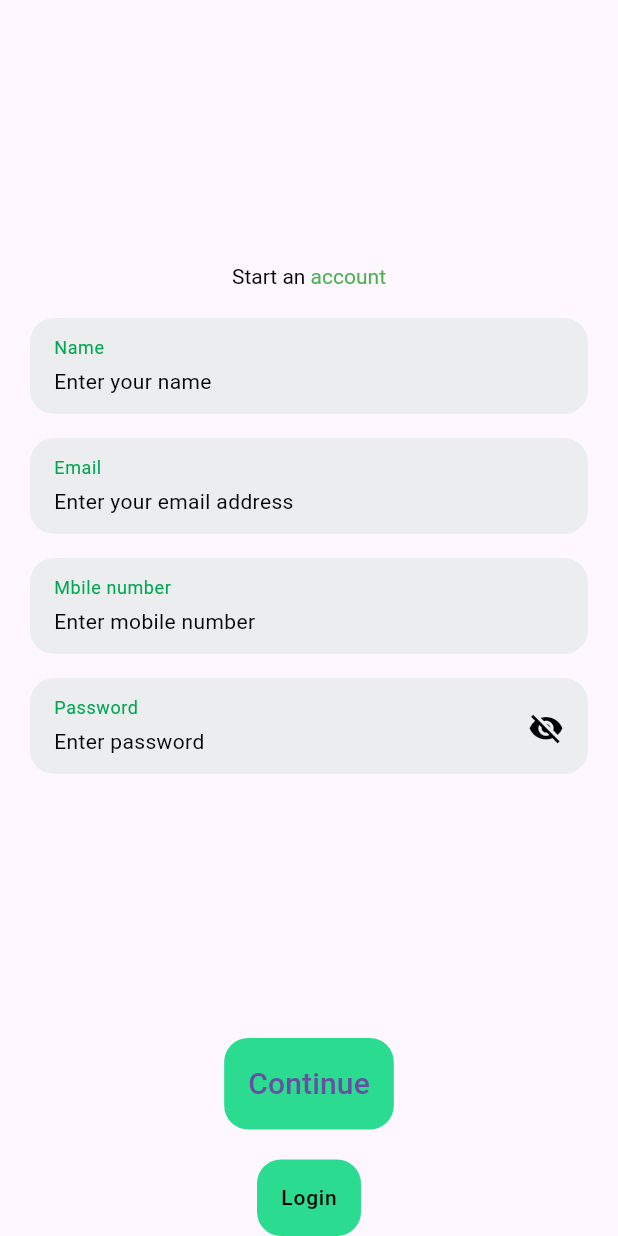
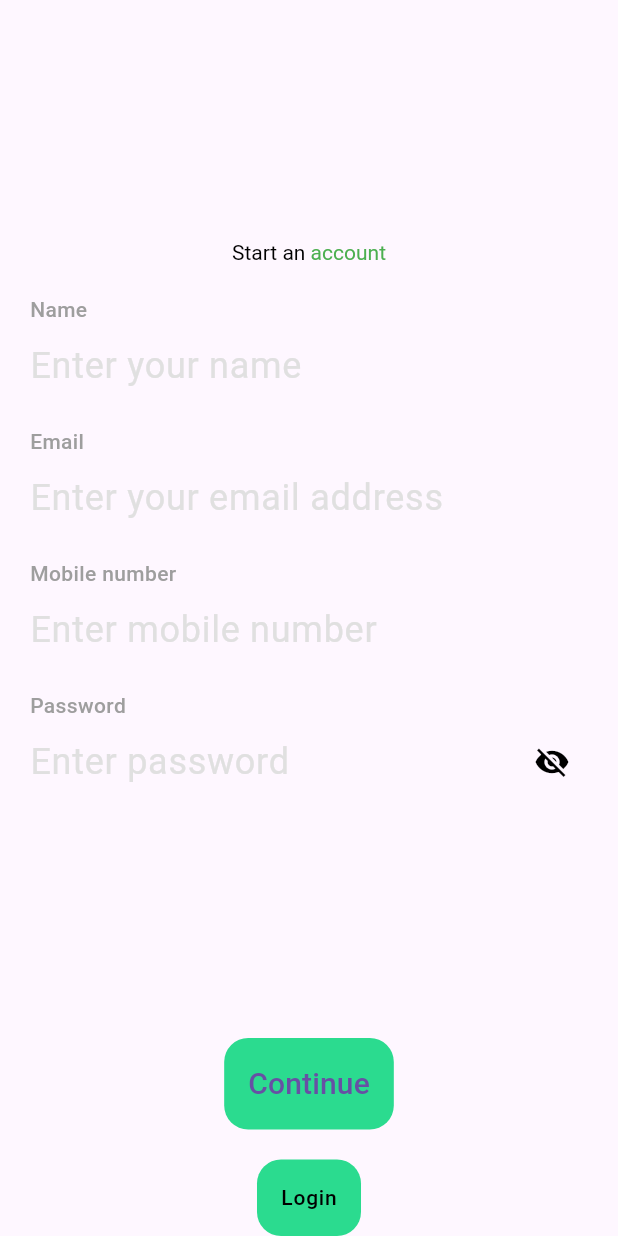
Before and after one commit to bjgeronimo-maya/cadetbank, a Flutter app: the RegistrationScreen screen opened by its route, on a phone screen of 412 x 824 dp. Run offline on Flutter 3.47's test engine with Material 3 defaults, Android fonts, the phone set to English and light mode, and no system bars; our stand-ins replace dio, equatable, flutter_bloc, freezed_annotation, get_it, lottie and 1 more.

Commit message:
feat: match input field

```diff
--- a/lib/core/res/values/strings.dart
+++ b/lib/core/res/values/strings.dart
@@ -18,7 +18,7 @@ class Strings {
   static const String login = "Login";
 
   // M
-  static const String mobileNumber = "Mbile number";
+  static const String mobileNumber = "Mobile number";
   static const String mobileNumberHint = "Enter mobile number";
 
   // N
--- a/lib/presentation/screens/registration/widgets/registration_form.dart
+++ b/lib/presentation/screens/registration/widgets/registration_form.dart
@@ -1,7 +1,7 @@
 import 'package:cadetbank/core/res/values/dimens.dart';
 import 'package:cadetbank/core/res/values/strings.dart';
 import 'package:cadetbank/presentation/screens/registration/cubits/registration_form_cubit.dart';
-import 'package:cadetbank/presentation/widgets/input_field.dart';
+import 'package:cadetbank/presentation/widgets/maya_input_field.dart';
 import 'package:flutter/material.dart';
 import 'package:flutter_bloc/flutter_bloc.dart';
 
@@ -11,7 +11,7 @@ class RegistrationForm extends StatelessWidget {
   @override
   Widget build(BuildContext context) => Column(
         children: [
-          InputField(
+          MayaInputField(
             label: Strings.name,
             hint: Strings.nameHint,
             keyboardType: TextInputType.name,
@@ -19,7 +19,7 @@ class RegistrationForm extends StatelessWidget {
                 context.read<RegistrationFormCubit>().nameChanged(value),
           ),
           const SizedBox(height: Dimens.s16),
-          InputField(
+          MayaInputField(
             label: Strings.email,
             hint: Strings.emailHint,
             keyboardType: TextInputType.emailAddress,
@@ -27,7 +27,7 @@ class RegistrationForm extends StatelessWidget {
                 context.read<RegistrationFormCubit>().emailChanged(value),
           ),
           const SizedBox(height: Dimens.s16),
-          InputField(
+          MayaInputField(
             label: Strings.mobileNumber,
             hint: Strings.mobileNumberHint,
             keyboardType: TextInputType.number,
@@ -36,7 +36,7 @@ class RegistrationForm extends StatelessWidget {
                 .mobileNumberChanged(value),
           ),
           const SizedBox(height: Dimens.s16),
-          InputField(
+          MayaInputField(
             label: Strings.password,
             hint: Strings.passwordHint,
             keyboardType: TextInputType.visiblePassword,
--- /dev/null
+++ b/lib/presentation/widgets/maya_input_field.dart
@@ -0,0 +1,96 @@
+import 'package:flutter/material.dart';
+
+class MayaInputField extends StatefulWidget {
+  const MayaInputField({
+    required this.label,
+    required this.hint,
+    this.onChanged,
+    this.keyboardType,
+    super.key,
+  });
+
+  final String label;
+  final String hint;
+  final ValueChanged<String>? onChanged;
+  final TextInputType? keyboardType;
+
+  @override
+  State<MayaInputField> createState() => _MayaInputFieldState();
+}
+
+class _MayaInputFieldState extends State<MayaInputField> {
+  late bool _obscuredText;
+
+  @override
+  void initState() {
+    super.initState();
+    // Password
+    _obscuredText = widget.keyboardType == TextInputType.visiblePassword;
+  }
+
+  void _toggleVisibility() {
+    setState(() => _obscuredText = !_obscuredText);
+  }
+
+  @override
+  Widget build(BuildContext context) {
+    final isPassword = widget.keyboardType == TextInputType.visiblePassword;
+
+    return Column(
+      crossAxisAlignment: CrossAxisAlignment.start,
+      children: [
+        Text(
+          widget.label,
+          style: const TextStyle(
+            fontSize: 14,
+            color: Colors.grey,
+            fontWeight: FontWeight.w500,
+          ),
+        ),
+        const SizedBox(height: 4),
+        Stack(
+          alignment: Alignment.centerRight,
+          children: [
+            TextField(
+              onChanged: widget.onChanged,
+              keyboardType: widget.keyboardType,
+              obscureText: _obscuredText,
+              cursorColor: Colors.green,
+              style: const TextStyle(
+                fontSize: 24,
+                color: Colors.black,
+              ),
+              decoration: InputDecoration(
+                hintText: widget.hint,
+                hintStyle: TextStyle(
+                  fontSize: 24,
+                  color: Colors.grey.shade300,
+                  fontWeight: FontWeight.w400,
+                ),
+                border: InputBorder.none,
+                enabledBorder: InputBorder.none,
+                focusedBorder: InputBorder.none,
+                contentPadding: isPassword
+                    ? const EdgeInsets.only(right: 40)
+                    : EdgeInsets.zero,
+              ),
+            ),
+
+            // Password Field
+            if (isPassword)
+              IconButton(
+                onPressed: _toggleVisibility,
+                padding: EdgeInsets.zero,
+                constraints: const BoxConstraints(),
+                icon: Icon(
+                  _obscuredText ? Icons.visibility_off : Icons.visibility,
+                  color: Colors.black,
+                  size: 24,
+                ),
+              ),
+          ],
+        ),
+      ],
+    );
+  }
+}
```
